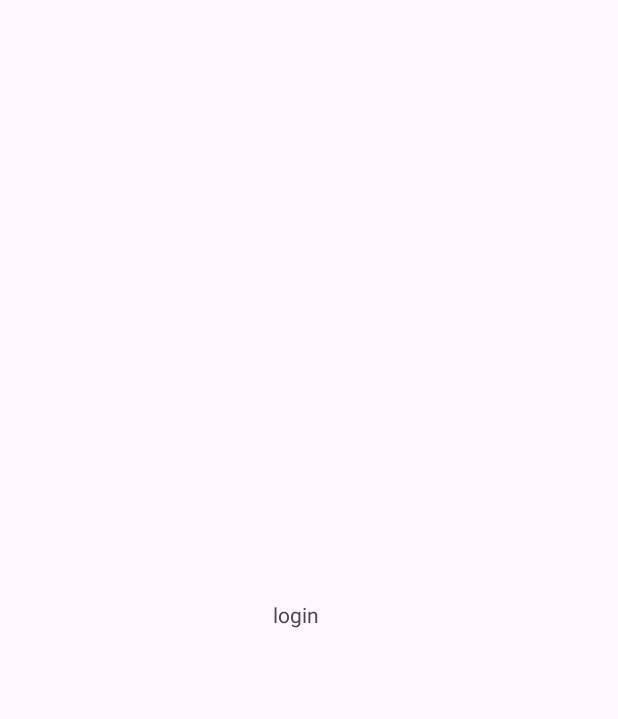
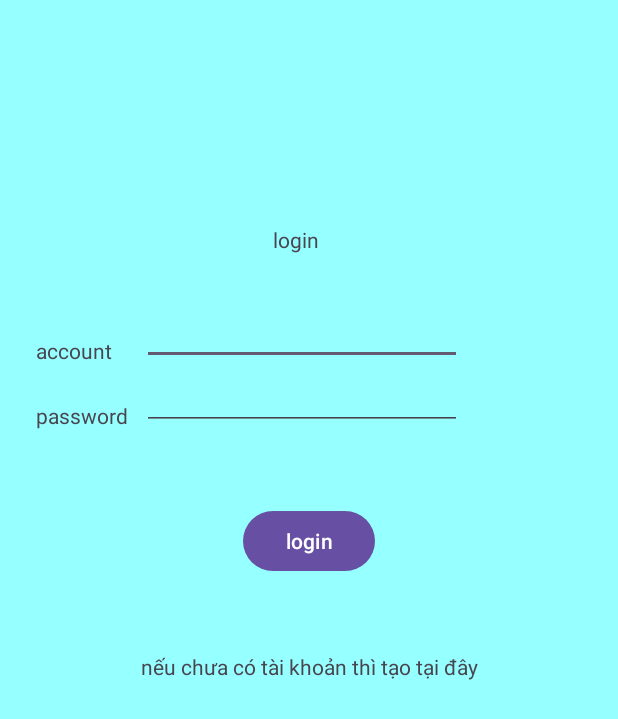
Before and after one commit to tranvietan2001/Kotlin_android_game_myflappybird, an Android app: the LoginActivity screen opened directly, with no data from a screen before it, on a phone screen of 412 x 824 dp. Before the commit the part shown is almost empty. Shown: the top 719 px of the screen. Run offline under Robolectric (Android 15) with nearby library versions, the phone set to English and light mode, and no system bars.

Commit message:
processing login activity

```diff
--- a/app/src/main/java/com/example/mybird/LoginActivity.kt
+++ b/app/src/main/java/com/example/mybird/LoginActivity.kt
@@ -2,15 +2,41 @@ package com.example.mybird
 
 import android.os.Bundle
 import android.view.View
+import android.widget.Button
+import android.widget.EditText
+import android.widget.Toast
 import androidx.activity.enableEdgeToEdge
 import androidx.appcompat.app.AppCompatActivity
 
 class LoginActivity : AppCompatActivity() {
 
+    private lateinit var accountNameTxt:EditText
+    private lateinit var passwordTxt:EditText
+    private lateinit var loginBtn:Button
+
+    private var accountName = ""
+    private var password = ""
+
+
     override fun onCreate(savedInstanceState: Bundle?) {
         super.onCreate(savedInstanceState)
         enableEdgeToEdge() //ẩn phần viền trên
         setContentView(R.layout.login_activity_main)
+
+        accountNameTxt = findViewById(R.id.accountTxt)
+        passwordTxt = findViewById(R.id.passwordTxt)
+        loginBtn = findViewById(R.id.loginBtn)
+
+        loginBtn?.setOnClickListener {
+            accountName = accountNameTxt.text.toString()
+            password = passwordTxt.text.toString()
+            if((accountName == "" && password == "") || accountName == "" || password == ""){
+                Toast.makeText(this, "ERROR: =========", Toast.LENGTH_LONG).show()
+            }
+            else {
+                Toast.makeText(this, "$accountName---$password", Toast.LENGTH_LONG).show()
+            }
+        }
 
     }
 
--- a/app/src/main/java/com/example/mybird/MainActivity.kt
+++ b/app/src/main/java/com/example/mybird/MainActivity.kt
@@ -13,10 +13,10 @@ import androidx.core.view.WindowInsetsCompat
 
 class MainActivity : AppCompatActivity() {
 
-    private var sOnlineBtn: Button? =null
-    private var sOfflineBtn: Button? =null
-    private var sShopBtn: Button? =null
-    private var sConfigBtn: Button? =null
+    private lateinit var sOnlineBtn: Button
+    private lateinit var sOfflineBtn: Button
+    private lateinit var sShopBtn: Button
+    private lateinit var sConfigBtn: Button
 
 
     override fun onCreate(savedInstanceState: Bundle?) {
@@ -29,13 +29,13 @@ class MainActivity : AppCompatActivity() {
         sShopBtn = findViewById(R.id.sShopBtn)
         sConfigBtn = findViewById(R.id.sConfigBtn)
 
-        sOnlineBtn?.setOnClickListener {
+        sOnlineBtn.setOnClickListener {
             Toast.makeText(this,"online", Toast.LENGTH_SHORT).show()
-            val changeUi = Intent(this,PlayGameActivity::class.java)
+            val changeUi = Intent(this,LoginActivity::class.java)
             startActivity(changeUi)
         }
 
-        sOfflineBtn?.setOnClickListener {
+        sOfflineBtn.setOnClickListener {
             Toast.makeText(this,"offline", Toast.LENGTH_SHORT).show()
 
             val changeUi = Intent(this,PlayGameActivity::class.java)
@@ -43,15 +43,15 @@ class MainActivity : AppCompatActivity() {
 //            finish()
         }
 
-        sShopBtn?.setOnClickListener {
+        sShopBtn.setOnClickListener {
             Toast.makeText(this,"shop", Toast.LENGTH_SHORT).show()
-            val changeUi = Intent(this,PlayGameActivity::class.java)
+            val changeUi = Intent(this,ShopActivity::class.java)
             startActivity(changeUi)
         }
 
-        sConfigBtn?.setOnClickListener {
+        sConfigBtn.setOnClickListener {
             Toast.makeText(this,"config", Toast.LENGTH_SHORT).show()
-            val changeUi = Intent(this,PlayGameActivity::class.java)
+            val changeUi = Intent(this,ConfigActivity::class.java)
             startActivity(changeUi)
         }
     }
--- a/app/src/main/res/layout/login_activity_main.xml
+++ b/app/src/main/res/layout/login_activity_main.xml
@@ -3,15 +3,75 @@
     xmlns:app="http://schemas.android.com/apk/res-auto"
     xmlns:tools="http://schemas.android.com/tools"
     android:layout_width="match_parent"
-    android:layout_height="match_parent">
+    android:layout_height="match_parent"
+    android:background="#96FFFF"
+    android:backgroundTint="#96FFFF">
 
     <TextView
         android:id="@+id/textView"
         android:layout_width="48dp"
         android:layout_height="24dp"
+        android:layout_marginTop="150dp"
         android:text="login"
-        app:layout_constraintBottom_toBottomOf="parent"
         app:layout_constraintEnd_toEndOf="parent"
         app:layout_constraintStart_toStartOf="parent"
         app:layout_constraintTop_toTopOf="parent" />
+
+    <TextView
+        android:id="@+id/textView2"
+        android:layout_width="wrap_content"
+        android:layout_height="wrap_content"
+        android:layout_marginStart="24dp"
+        android:layout_marginTop="50dp"
+        android:text="account"
+        app:layout_constraintStart_toStartOf="parent"
+        app:layout_constraintTop_toBottomOf="@+id/textView" />
+
+    <TextView
+        android:id="@+id/textView3"
+        android:layout_width="wrap_content"
+        android:layout_height="wrap_content"
+        android:layout_marginTop="24dp"
+        android:text="password"
+        app:layout_constraintStart_toStartOf="@+id/textView2"
+        app:layout_constraintTop_toBottomOf="@+id/textView2" />
+
+    <EditText
+        android:id="@+id/accountTxt"
+        android:layout_width="wrap_content"
+        android:layout_height="wrap_content"
+        android:layout_marginStart="20dp"
+        android:ems="10"
+        android:inputType="text"
+        app:layout_constraintBottom_toBottomOf="@+id/textView2"
+        app:layout_constraintStart_toEndOf="@+id/textView2" />
+
+    <EditText
+        android:id="@+id/passwordTxt"
+        android:layout_width="wrap_content"
+        android:layout_height="wrap_content"
+        android:ems="10"
+        android:inputType="textPassword"
+        app:layout_constraintBottom_toBottomOf="@+id/textView3"
+        app:layout_constraintStart_toStartOf="@+id/accountTxt" />
+
+    <Button
+        android:id="@+id/loginBtn"
+        android:layout_width="wrap_content"
+        android:layout_height="wrap_content"
+        android:layout_marginTop="50dp"
+        android:text="login"
+        app:layout_constraintEnd_toEndOf="parent"
+        app:layout_constraintStart_toStartOf="parent"
+        app:layout_constraintTop_toBottomOf="@+id/passwordTxt" />
+
+    <TextView
+        android:id="@+id/signAccountTxt"
+        android:layout_width="wrap_content"
+        android:layout_height="wrap_content"
+        android:layout_marginTop="50dp"
+        android:text="nếu chưa có tài khoản thì tạo tại đây"
+        app:layout_constraintEnd_toEndOf="parent"
+        app:layout_constraintStart_toStartOf="parent"
+        app:layout_constraintTop_toBottomOf="@+id/loginBtn" />
 </androidx.constraintlayout.widget.ConstraintLayout>
```
